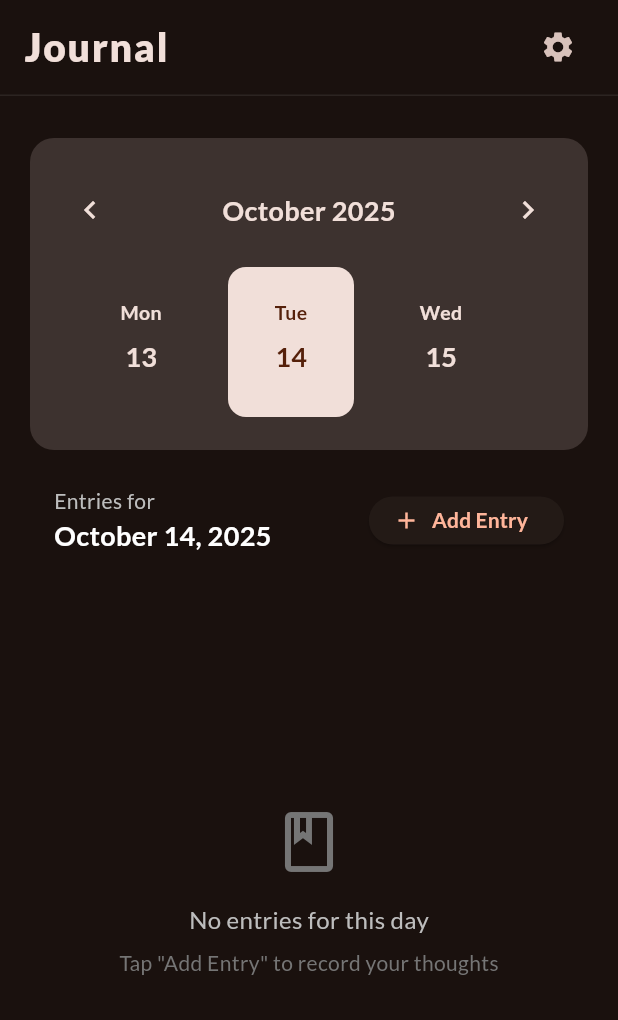
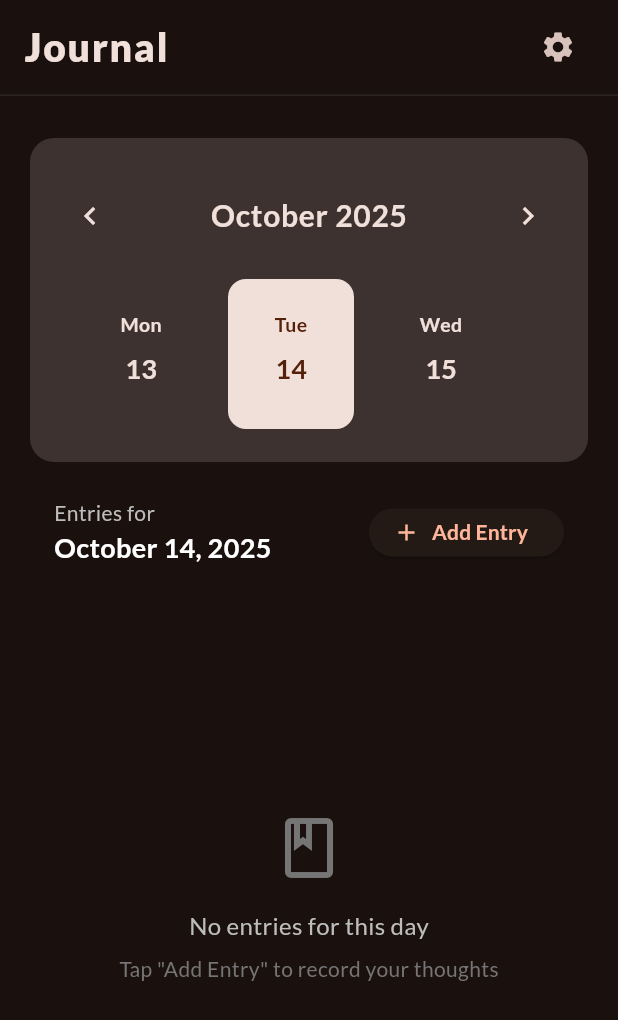
Before and after one commit to gokadzev/LockIn, a Flutter app: the JournalHome screen opened directly, after a tap on the "chevron left" icon, after a tap on the "chevron right" icon, after a tap on "Tue", on a phone screen of 412 x 824 dp. Shown: the top 1020 px of the screen. Run offline on Flutter 3.47's test engine with Material 3 defaults, Android fonts, the phone set to English and light mode, and no system bars; our stand-ins replace fl_chart, flutter_local_notifications, flutter_riverpod, hive_ce, hive_ce_flutter, permission_handler and 1 more; missing offline and left inert: workmanager; accounts and stored records are empty; statements that could not run were skipped; project files that could hold a hidden picture were left out.

Commit message:
refactor(journal): improve code

```diff
--- a/lib/features/journal/journal_home.dart
+++ b/lib/features/journal/journal_home.dart
@@ -17,8 +17,7 @@ class JournalHome extends ConsumerStatefulWidget {
 }
 
 class _JournalHomeState extends ConsumerState<JournalHome> {
-  DateTime _focusedDay = DateTime.now();
-  DateTime? _selectedDay;
+  late DateTime _selectedDay;
   late final PageController _weekController;
   static final DateTime _weekRef = DateTime(1970, 1, 5); // Monday reference
   static const int _pageCenter = 20000;
@@ -26,7 +25,8 @@ class _JournalHomeState extends ConsumerState<JournalHome> {
   @override
   void initState() {
     super.initState();
-    final weekIndex = _focusedDay.difference(_weekRef).inDays ~/ 7;
+    _selectedDay = DateTime.now();
+    final weekIndex = _selectedDay.difference(_weekRef).inDays ~/ 7;
     _weekController = PageController(initialPage: _pageCenter + weekIndex);
   }
 
@@ -51,9 +51,11 @@ class _JournalHomeState extends ConsumerState<JournalHome> {
       final day = DateTime(j.date.year, j.date.month, j.date.day);
       entriesByDay.putIfAbsent(day, () => []).add(j);
     }
-    final selectedDay =
-        _selectedDay ??
-        DateTime(_focusedDay.year, _focusedDay.month, _focusedDay.day);
+    final selectedDay = DateTime(
+      _selectedDay.year,
+      _selectedDay.month,
+      _selectedDay.day,
+    );
     final selectedEntries = entriesByDay[selectedDay] ?? [];
 
     return Scaffold(
@@ -64,16 +66,11 @@ class _JournalHomeState extends ConsumerState<JournalHome> {
           slivers: [
             SliverToBoxAdapter(
               child: LockinCard(
-                // margin: const EdgeInsets.symmetric(horizontal: 16, vertical: 8),
-                // shape: RoundedRectangleBorder(
-                //   borderRadius: BorderRadius.circular(12),
-                // ),
-                // color: Colors.grey[900],
                 child: Column(
                   children: [
                     // Header with chevrons and month title
                     Padding(
-                      padding: const EdgeInsets.symmetric(vertical: 8),
+                      padding: const EdgeInsets.symmetric(vertical: 12),
                       child: Row(
                         mainAxisAlignment: MainAxisAlignment.spaceBetween,
                         children: [
@@ -81,36 +78,33 @@ class _JournalHomeState extends ConsumerState<JournalHome> {
                             icon: const Icon(Icons.chevron_left),
                             color: scheme.onSurface,
                             onPressed: () {
-                              setState(() {
-                                _focusedDay = DateTime(
-                                  _focusedDay.year,
-                                  _focusedDay.month,
-                                  _focusedDay.day - 7,
+                              _weekController.previousPage(
+                                duration: const Duration(milliseconds: 300),
+                                curve: Curves.easeInOut,
                               );
-                                _selectedDay = null;
-                              });
                             },
                           ),
+                          Column(
+                            children: [
                               Text(
-                            DateFormat.yMMMM().format(_focusedDay),
+                                DateFormat.yMMMM().format(_selectedDay),
                                 style: TextStyle(
                                   color: scheme.onSurface,
-                              fontSize: 18,
+                                  fontSize: 20,
                                   fontWeight: FontWeight.bold,
+                                  letterSpacing: 0.5,
                                 ),
+                              ),
+                            ],
                           ),
                           IconButton(
                             icon: const Icon(Icons.chevron_right),
                             color: scheme.onSurface,
                             onPressed: () {
-                              setState(() {
-                                _focusedDay = DateTime(
-                                  _focusedDay.year,
-                                  _focusedDay.month,
-                                  _focusedDay.day + 7,
+                              _weekController.nextPage(
+                                duration: const Duration(milliseconds: 300),
+                                curve: Curves.easeInOut,
                               );
-                                _selectedDay = null;
-                              });
                             },
                           ),
                         ],
@@ -127,8 +121,7 @@ class _JournalHomeState extends ConsumerState<JournalHome> {
                             Duration(days: weekIndex * 7),
                           );
                           setState(() {
-                            _focusedDay = firstOfWeek;
-                            _selectedDay = null;
+                            _selectedDay = firstOfWeek;
                           });
                         },
                         itemBuilder: (ctx, page) {
@@ -170,7 +163,6 @@ class _JournalHomeState extends ConsumerState<JournalHome> {
                                           day.month,
                                           day.day,
                                         );
-                                        _focusedDay = day;
                                       });
                                     },
                                     child: Container(
@@ -199,7 +191,7 @@ class _JournalHomeState extends ConsumerState<JournalHome> {
                                             ),
                                           ),
                                           const SizedBox(height: 6),
-                                          if (day.month == _focusedDay.month)
+                                          if (day.month == _selectedDay.month)
                                             Text(
                                               '${day.day}',
                                               style: TextStyle(
```
Lines whose indentation alone changed are shown as unchanged.
